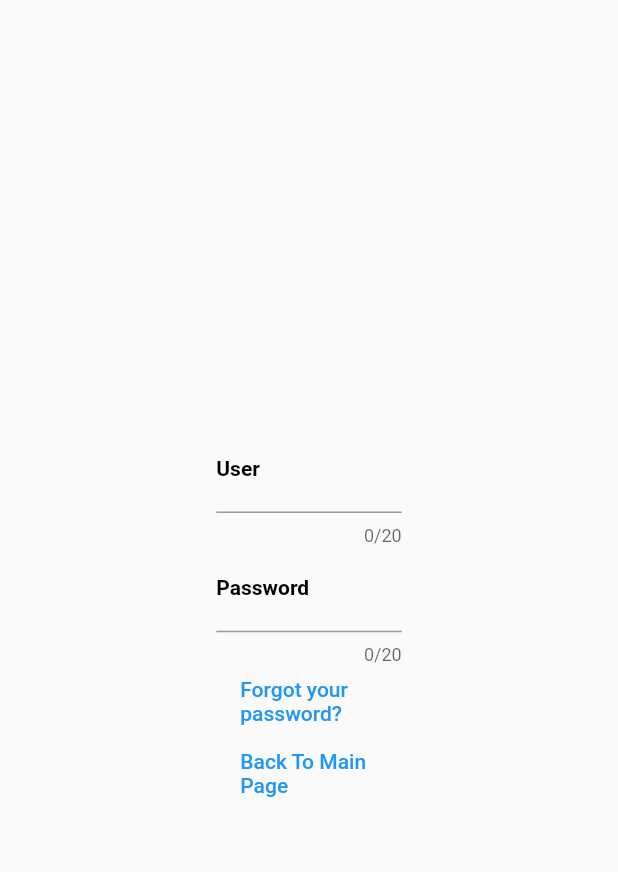
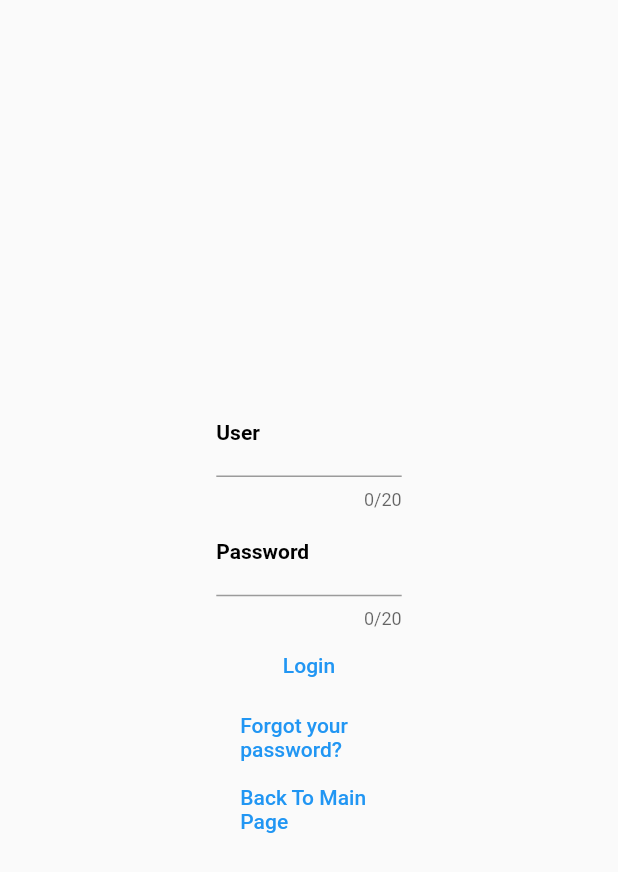
Before and after one commit to yossiy123/OPSClient, a Flutter app: the screen it shows after launch, after a tap on "Login", on a phone screen of 412 x 824 dp. Shown: the top 872 px of the screen. Run offline on Flutter 3.47's test engine with Material 2 defaults, Android fonts, the phone set to English and light mode, and no system bars; our stand-ins replace google_fonts; missing offline and left inert: focus_widget; network calls fail; Roboto replaces fonts that are missing (Redressed).

Commit message:
update logi nbutton

```diff
--- a/lib/Screens/LoginPage.dart
+++ b/lib/Screens/LoginPage.dart
@@ -40,6 +40,13 @@ class LoginPage extends StatelessWidget {
               MaterialButton(
                 onPressed: () {},
                 child: Text(
+                  "Login",
+                  style: TextStyle(color: Colors.blue),
+                ),
+              ),
+              MaterialButton(
+                onPressed: () {},
+                child: Text(
                   "Forgot your password?",
                   style: TextStyle(color: Colors.blue),
                 ),
```
